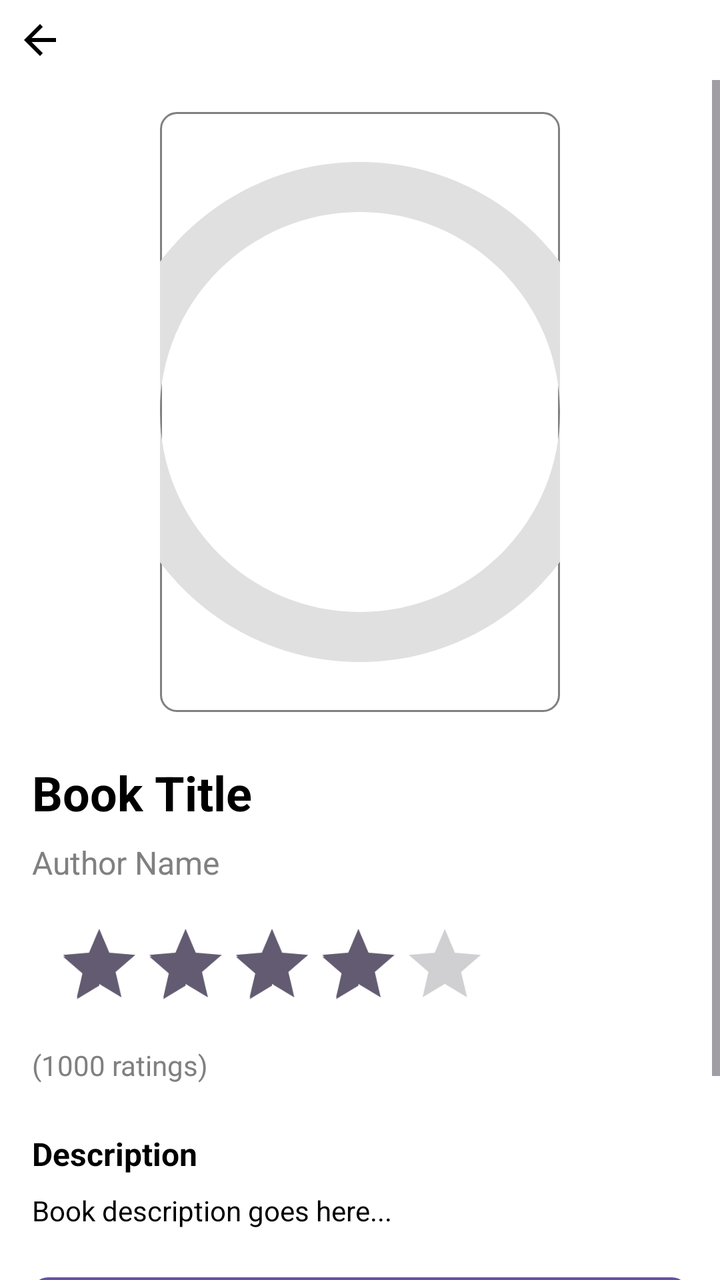
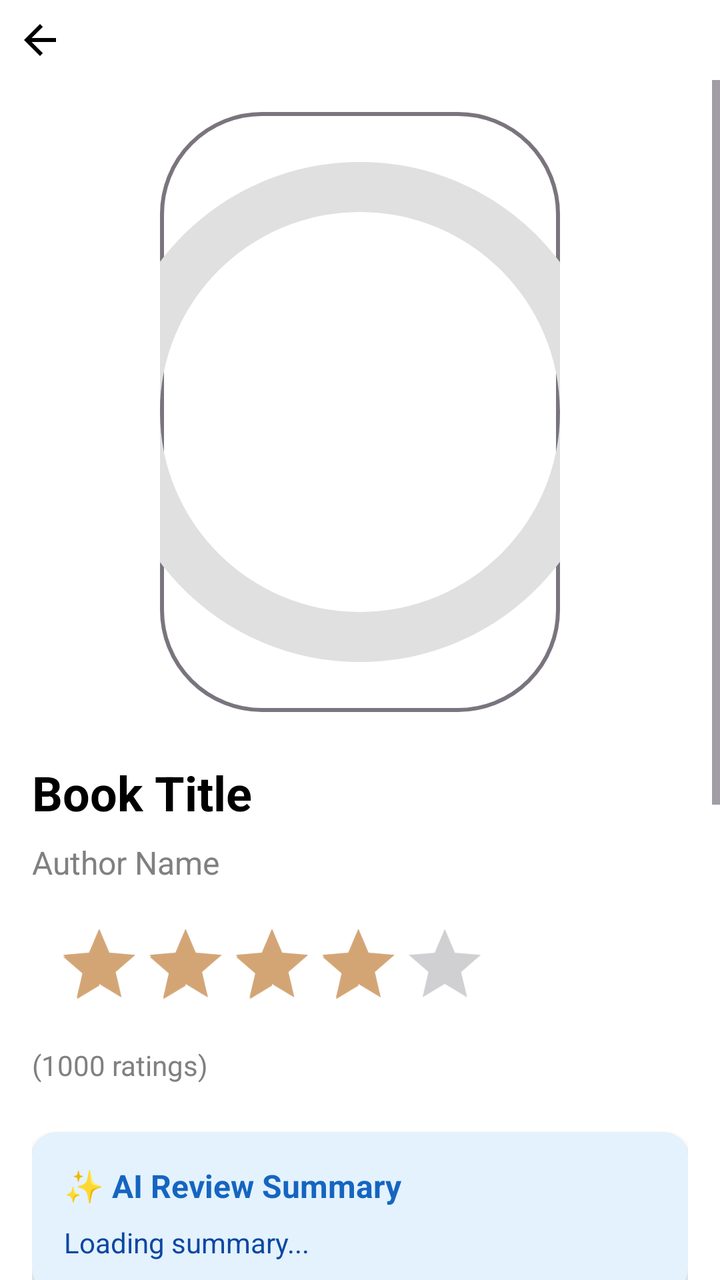

Two renders of the same Android screen: before a commit and after it. Below are the layout's source before the change and the commit's diff.
<!-- AndroidManifest.xml: application theme Theme.Alcove -->
<!-- res/layout/activity_book_details.xml -->
<?xml version="1.0" encoding="utf-8"?>
<androidx.constraintlayout.widget.ConstraintLayout xmlns:android="http://schemas.android.com/apk/res/android"
    xmlns:app="http://schemas.android.com/apk/res-auto"
    xmlns:tools="http://schemas.android.com/tools"
    android:id="@+id/main"
    android:layout_width="match_parent"
    android:layout_height="match_parent"
    android:background="@color/white"
    tools:context=".BookDetailsActivity"
    tools:ignore="MissingDefaultResource">

    
    <ImageView
        android:id="@+id/backButton"
        android:layout_width="40dp"
        android:layout_height="40dp"
        android:padding="8dp"
        android:src="@drawable/ic_back"
        android:contentDescription="Back"
        android:scaleType="centerInside"
        app:layout_constraintTop_toTopOf="parent"
        app:layout_constraintStart_toStartOf="parent" />

    
    <ScrollView
        android:layout_width="match_parent"
        android:layout_height="0dp"
        app:layout_constraintTop_toBottomOf="@+id/backButton"
        app:layout_constraintStart_toStartOf="parent"
        app:layout_constraintEnd_toEndOf="parent"
        app:layout_constraintBottom_toBottomOf="parent">

        <LinearLayout
            android:layout_width="match_parent"
            android:layout_height="wrap_content"
            android:orientation="vertical"
            android:padding="16dp">

            
            <ImageView
                android:id="@+id/bookCover"
                android:layout_width="200dp"
                android:layout_height="300dp"
                android:layout_gravity="center_horizontal"
                android:src="@drawable/ic_book_placeholder"
                android:scaleType="centerCrop"
                android:layout_marginBottom="24dp"
                android:background="@drawable/rounded_input_background" />

            
            <TextView
                android:id="@+id/bookTitle"
                android:layout_width="match_parent"
                android:layout_height="wrap_content"
                android:text="Book Title"
                android:textSize="24sp"
                android:textStyle="bold"
                android:textColor="@color/black"
                android:layout_marginBottom="8dp" />

            
            <TextView
                android:id="@+id/bookAuthor"
                android:layout_width="match_parent"
                android:layout_height="wrap_content"
                android:text="Author Name"
                android:textSize="16sp"
                android:textColor="@color/gray"
                android:layout_marginBottom="16dp" />

            
            <RatingBar
                android:id="@+id/bookRating"
                android:layout_width="wrap_content"
                android:layout_height="wrap_content"
                android:numStars="5"
                android:rating="4"
                android:isIndicator="true"
                android:scaleX="0.9"
                android:scaleY="0.9"
                android:layout_gravity="start"
                android:layout_marginBottom="8dp" />

            
            <TextView
                android:id="@+id/ratingCount"
                android:layout_width="match_parent"
                android:layout_height="wrap_content"
                android:text="(1000 ratings)"
                android:textSize="14sp"
                android:textColor="@color/gray"
                android:layout_marginBottom="24dp" />

            
            <TextView
                android:layout_width="match_parent"
                android:layout_height="wrap_content"
                android:text="Description"
                android:textSize="16sp"
                android:textStyle="bold"
                android:textColor="@color/black"
                android:layout_marginBottom="8dp" />

            <TextView
                android:id="@+id/description"
                android:layout_width="match_parent"
                android:layout_height="wrap_content"
                android:text="Book description goes here..."
                android:textSize="14sp"
                android:textColor="@color/black"
                android:layout_marginBottom="24dp"
                android:lineSpacingExtra="4dp" />

            
            <Button
                android:id="@+id/addToShelfButton"
                android:layout_width="match_parent"
                android:layout_height="48dp"
                android:text="Add to My Books"
                android:textSize="16sp"
                android:textStyle="bold"
                android:textColor="@color/white"
                android:background="@drawable/rounded_button_background"
                android:layout_marginBottom="24dp" />

            
            <TextView
                android:layout_width="match_parent"
                android:layout_height="wrap_content"
                android:text="Reviews"
                android:textSize="18sp"
                android:textStyle="bold"
                android:textColor="@color/black"
                android:layout_marginBottom="12dp" />

            <androidx.recyclerview.widget.RecyclerView
                android:id="@+id/reviewsRecycler"
                android:layout_width="match_parent"
                android:layout_height="wrap_content"
                android:nestedScrollingEnabled="false" />

        </LinearLayout>

    </ScrollView>

</androidx.constraintlayout.widget.ConstraintLayout>
<!-- resources referenced by this layout -->
<resources>
  <color name="black">#FF000000</color>
  <color name="gray">#FF808080</color>
  <color name="white">#FFFFFFFF</color>
  <!-- drawable ic_back (drawable) -->
  <?xml version="1.0" encoding="utf-8"?>
  <vector xmlns:android="http://schemas.android.com/apk/res/android"
      android:width="24dp"
      android:height="24dp"
      android:viewportWidth="24"
      android:viewportHeight="24">
      <path
          android:fillColor="#FF000000"
          android:pathData="M20,11H7.83l5.59,-5.59L12,4l-8,8 8,8 1.41,-1.41L7.83,13H20v-2z" />
  </vector>
  <!-- drawable rounded_button_background (drawable) -->
  <?xml version="1.0" encoding="utf-8"?>
  <shape xmlns:android="http://schemas.android.com/apk/res/android"
      android:shape="rectangle">
      <solid android:color="@color/teal_700" />
      <corners android:radius="8dp" />
  </shape>
  <!-- drawable rounded_input_background (drawable) -->
  <?xml version="1.0" encoding="utf-8"?>
  <shape xmlns:android="http://schemas.android.com/apk/res/android"
      android:shape="rectangle">
      <solid android:color="#FFFFFFFF" />
      <stroke android:color="@color/gray" android:width="1dp" />
      <corners android:radius="8dp" />
  </shape>
  <style name="Theme.Alcove" parent="Base.Theme.Alcove" />
  <color name="teal_700">#FF018786</color>
  <style name="Base.Theme.Alcove" parent="Theme.Material3.DayNight.NoActionBar">
          
          
      </style>
  <!-- unchanged entries left out for length: 1 -->
</resources>

<!-- the commit's change to res/layout/activity_book_details.xml (unified diff, before → after) -->
@@ -92,6 +92,41 @@
                 android:layout_marginBottom="24dp" />
 
             
+            <androidx.cardview.widget.CardView
+                android:id="@+id/aiSummaryCard"
+                android:layout_width="match_parent"
+                android:layout_height="wrap_content"
+                app:cardBackgroundColor="#E3F2FD"
+                app:cardCornerRadius="12dp"
+                android:layout_marginBottom="24dp">
+
+                <LinearLayout
+                    android:layout_width="match_parent"
+                    android:layout_height="wrap_content"
+                    android:orientation="vertical"
+                    android:padding="16dp">
+
+                    <TextView
+                        android:layout_width="wrap_content"
+                        android:layout_height="wrap_content"
+                        android:text="✨ AI Review Summary"
+                        android:textStyle="bold"
+                        android:textColor="#1565C0"
+                        android:textSize="16sp"
+                        android:layout_marginBottom="8dp"/>
+
+                    <TextView
+                        android:id="@+id/aiSummaryText"
+                        android:layout_width="match_parent"
+                        android:layout_height="wrap_content"
+                        android:text="Loading summary..."
+                        android:textColor="#0D47A1"
+                        android:textSize="14sp"
+                        android:lineSpacingExtra="4dp"/>
+                </LinearLayout>
+            </androidx.cardview.widget.CardView>
+
+            
             <TextView
                 android:layout_width="match_parent"
                 android:layout_height="wrap_content"
@@ -105,7 +140,7 @@
                 android:id="@+id/description"
                 android:layout_width="match_parent"
                 android:layout_height="wrap_content"
-                android:text="Book description goes here..."
+                android:text="Pride and Prejudice follows the character development of Elizabeth Bennet, the protagonist of the book, who learns about the repercussions of hasty judgments and comes to appreciate the difference between superficial goodness and actual goodness."
                 android:textSize="14sp"
                 android:textColor="@color/black"
                 android:layout_marginBottom="24dp"
@@ -133,6 +168,18 @@
                 android:textColor="@color/black"
                 android:layout_marginBottom="12dp" />
 
+            
+            <Button
+                android:id="@+id/writeReviewBtn"
+                android:layout_width="match_parent"
+                android:layout_height="wrap_content"
+                android:text="Write a Review"
+                android:textSize="16sp"
+                android:textStyle="bold"
+                android:textColor="@color/white"
+                android:background="@drawable/rounded_button_background"
+                android:layout_marginBottom="16dp" />
+
             <androidx.recyclerview.widget.RecyclerView
                 android:id="@+id/reviewsRecycler"
                 android:layout_width="match_parent"
<!-- resource entries referenced after the edit -->
@@ -18,23 +18,62 @@
   <?xml version="1.0" encoding="utf-8"?>
   <shape xmlns:android="http://schemas.android.com/apk/res/android"
       android:shape="rectangle">
-      <solid android:color="@color/teal_700" />
+      <solid android:color="@color/primary" />
       <corners android:radius="8dp" />
   </shape>
   <!-- drawable rounded_input_background (drawable) -->
   <?xml version="1.0" encoding="utf-8"?>
   <shape xmlns:android="http://schemas.android.com/apk/res/android"
       android:shape="rectangle">
-      <solid android:color="#FFFFFFFF" />
-      <stroke android:color="@color/gray" android:width="1dp" />
-      <corners android:radius="8dp" />
+      <solid android:color="@android:color/transparent" />
+      <corners android:radius="50dp" /> 
+      <stroke
+          android:width="2dp"
+          android:color="@color/outline" /> 
   </shape>
   <style name="Theme.Alcove" parent="Base.Theme.Alcove" />
-  <color name="teal_700">#FF018786</color>
-  <style name="Base.Theme.Alcove" parent="Theme.Material3.DayNight.NoActionBar">
+  <color name="primary">#4A7C59</color>
+  <color name="outline">#79747E</color>
+  <style name="Base.Theme.Alcove" parent="Theme.Material3.Light.NoActionBar">
           
-          
+          <item name="colorPrimary">@color/primary</item>
+          <item name="colorOnPrimary">@color/on_primary</item>
+          <item name="colorPrimaryContainer">@color/primary_light</item>
+          <item name="colorOnPrimaryContainer">@color/on_primary</item>
+          <item name="colorSecondary">@color/secondary</item>
+          <item name="colorOnSecondary">@color/on_secondary</item>
+          <item name="colorSecondaryContainer">@color/secondary_light</item>
+          <item name="colorOnSecondaryContainer">@color/on_secondary</item>
+          <item name="colorTertiary">@color/secondary</item>
+          <item name="colorOnTertiary">@color/on_secondary</item>
+          <item name="colorTertiaryContainer">@color/secondary_light</item>
+          <item name="colorOnTertiaryContainer">@color/on_secondary</item>
+          <item name="colorError">@color/error</item>
+          <item name="colorOnError">@color/white</item>
+          <item name="colorErrorContainer">@color/error</item>
+          <item name="colorOnErrorContainer">@color/white</item>
+          <item name="colorSurface">@color/surface</item>
+          <item name="colorOnSurface">@color/on_surface</item>
+          <item name="colorSurfaceVariant">@color/surface_variant</item>
+          <item name="colorOnSurfaceVariant">@color/on_surface_variant</item>
+          <item name="colorOutline">@color/outline</item>
+          <item name="colorOutlineVariant">@color/outline_variant</item>
+          <item name="android:colorBackground">@color/background</item>
+          <item name="colorOnBackground">@color/on_background</item>
       </style>
+  <color name="on_primary">#FFFFFF</color>
+  <color name="primary_light">#7A9B7E</color>
+  <color name="secondary">#D4A574</color>
+  <color name="on_secondary">#000000</color>
+  <color name="secondary_light">#E8C49A</color>
+  <color name="error">#BA1A1A</color>
+  <color name="surface">#FFFFFF</color>
+  <color name="on_surface">#1C1B1F</color>
+  <color name="surface_variant">#E7E0EC</color>
+  <color name="on_surface_variant">#49454F</color>
+  <color name="outline_variant">#CAC4D0</color>
+  <color name="background">#FEFCF8</color>
+  <color name="on_background">#1C1B1F</color>
   <!-- unchanged entries left out for length: 1 -->
 </resources>
 
